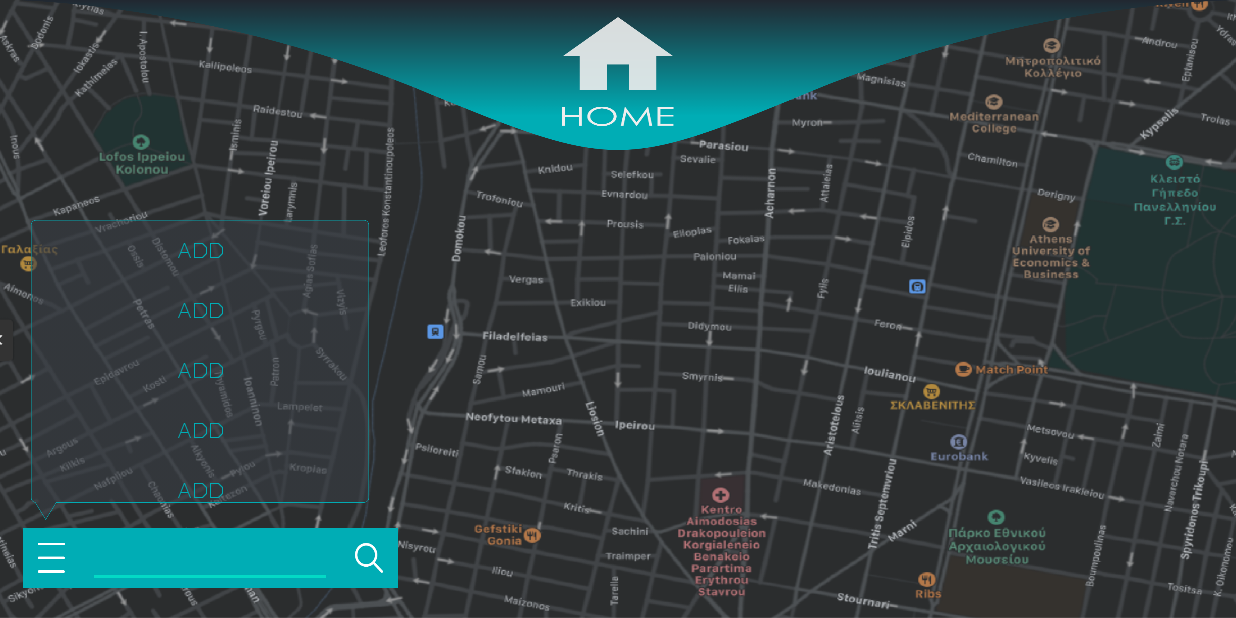
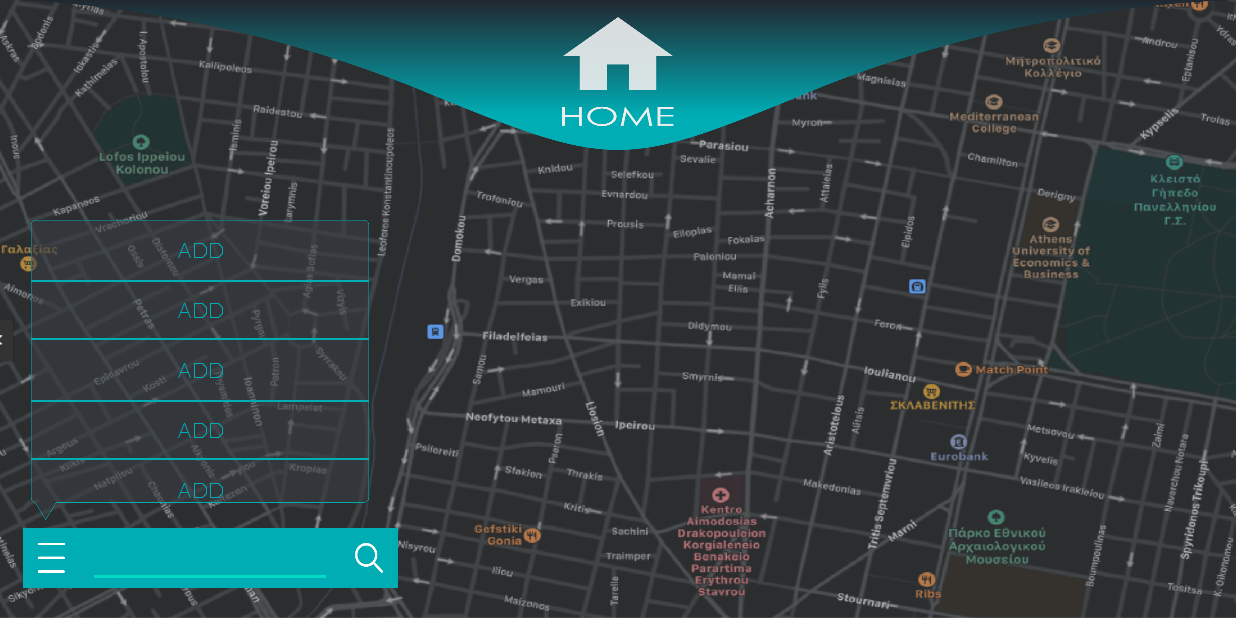
Before and after one commit to spyrosbazios/CarUI, an Android app: the GPSActivity screen opened directly, with no data from a screen before it, after a tap on an icon or button, on a phone screen of 824 x 412 dp (held sideways). Run offline under Robolectric (Android 15) with nearby library versions, the phone set to English and light mode, and no system bars.

Commit message:
fixed borders in gps add and brightness auto

```diff
--- a/app/src/main/java/com/example/carui/SettingsActivity.java
+++ b/app/src/main/java/com/example/carui/SettingsActivity.java
@@ -212,12 +212,12 @@ public class SettingsActivity extends AppCompatActivity implements View.OnClickL
         if (autoState) {
             autoOnButton.setBackgroundResource(R.color.white);
             autoOnButton.setTextColor(ContextCompat.getColor(SettingsActivity.this, R.color.teal));
-            autoOffButton.setBackgroundResource(R.layout.border_rectangle);
+            autoOffButton.setBackgroundResource(R.drawable.border_rectangle);
             autoOffButton.setTextColor(ContextCompat.getColor(SettingsActivity.this, R.color.white));
         } else {
             autoOffButton.setBackgroundResource(R.color.white);
             autoOffButton.setTextColor(ContextCompat.getColor(SettingsActivity.this, R.color.teal));
-            autoOnButton.setBackgroundResource(R.layout.border_rectangle);
+            autoOnButton.setBackgroundResource(R.drawable.border_rectangle);
             autoOnButton.setTextColor(ContextCompat.getColor(SettingsActivity.this, R.color.white));
         }
     }
--- /dev/null
+++ b/app/src/main/res/drawable/border_add.xml
@@ -0,0 +1,15 @@
+<?xml version="1.0" encoding="utf-8"?>
+<layer-list xmlns:android="http://schemas.android.com/apk/res/android">
+    <item
+        android:left="-2dp"
+        android:right="-2dp">
+        <shape
+            android:shape="rectangle"
+            android:layout_width="match_parent"
+            android:layout_height="match_parent">
+            <stroke
+                android:width="1dip"
+                android:color="@color/teal"/>
+        </shape>
+    </item>
+</layer-list>
--- a/app/src/main/res/layout/border_oval.xml
+++ b/app/src/main/res/drawable/border_rectangle.xml
@@ -1,8 +1,6 @@
 <?xml version="1.0" encoding="utf-8"?>
 <shape xmlns:android="http://schemas.android.com/apk/res/android"
-    android:shape="oval"
-    android:layout_width="match_parent"
-    android:layout_height="match_parent">
+    android:shape="rectangle">
     <stroke
         android:width="5dip"
         android:color="@color/white"/>
--- a/app/src/main/res/layout/activity_gps.xml
+++ b/app/src/main/res/layout/activity_gps.xml
@@ -37,6 +37,7 @@
         <EditText
             android:id="@+id/searchaddress_edittext"
             android:inputType="textCapCharacters"
+            android:digits="ABCDEFGHIJKLMNOPQRSTUVWXYZ1234567890 ,"
             android:textColor="@color/white"
             android:textSize="15sp"
             android:layout_width="0dp"
@@ -77,7 +78,7 @@
             android:layout_weight="1"/>
         <Button
             android:id="@+id/favourites2_btn"
-            android:background="@null"
+            android:background="@drawable/border_add"
             android:text="ADD"
             android:textColor="@color/teal"
             android:layout_width="match_parent"
@@ -93,7 +94,7 @@
             android:layout_weight="1"/>
         <Button
             android:id="@+id/favourites4_btn"
-            android:background="@null"
+            android:background="@drawable/border_add"
             android:text="ADD"
             android:textColor="@color/teal"
             android:layout_width="match_parent"
@@ -138,11 +139,12 @@
                 android:gravity="center"/>
             <EditText
                 android:id="@+id/newloc_edittext"
+                android:digits="ABCDEFGHIJKLMNOPQRSTUVWXYZ1234567890 ,"
                 android:textColor="@color/white"
                 android:textSize="20sp"
                 android:layout_width="0dp"
                 android:layout_height="match_parent"
-                android:layout_weight="2.5"
+                android:layout_weight="2"
                 android:gravity="center"
                 android:layout_marginStart="10dp"
                 android:layout_marginEnd="10dp"/>
@@ -165,11 +167,12 @@
                 android:gravity="center"/>
             <EditText
                 android:id="@+id/newaddress_edittext"
+                android:digits="ABCDEFGHIJKLMNOPQRSTUVWXYZ1234567890 ,"
                 android:textColor="@color/white"
                 android:textSize="20sp"
                 android:layout_width="0dp"
                 android:layout_height="match_parent"
-                android:layout_weight="2.5"
+                android:layout_weight="2"
                 android:gravity="center"
                 android:layout_marginStart="10dp"
                 android:layout_marginEnd="10dp"/>
--- a/app/src/main/res/layout/activity_settings.xml
+++ b/app/src/main/res/layout/activity_settings.xml
@@ -106,7 +106,7 @@
                     android:gravity="center"/>
                 <Button
                     android:id="@+id/autoon_btn"
-                    android:background="@layout/border_rectangle"
+                    android:background="@drawable/border_rectangle"
                     android:text="ON"
                     android:textColor="@color/white"
                     android:textSize="20sp"
@@ -116,7 +116,7 @@
                     android:gravity="center"/>
                 <Button
                     android:id="@+id/autooff_btn"
-                    android:background="@layout/border_rectangle"
+                    android:background="@drawable/border_rectangle"
                     android:text="OFF"
                     android:textColor="@color/white"
                     android:textSize="20sp"
```
Also changed, not shown: app/src/main/res/layout/border_rectangle.xml (deleted, +0 -9 lines).
